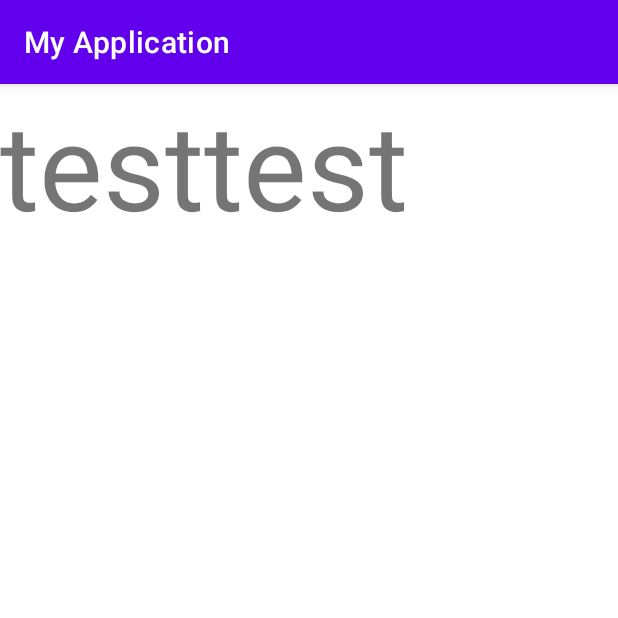
After one commit to 2023-CodewithDuksung/2023-CodeWithDS-19, an Android app: the PostActivity screen opened directly, with no data from a screen before it, on a phone screen of 412 x 824 dp, the top half of it. The commit adds this screen. Run offline under Robolectric (Android 15) with nearby library versions, the phone set to English and light mode, and no system bars.

Commit message:
플로팅버튼으로 PostActivity 호출

```diff
--- a/app/build.gradle
+++ b/app/build.gradle
@@ -44,6 +44,7 @@ dependencies {
     implementation 'com.naver.maps:map-sdk:3.13.0'
     implementation 'com.google.android.gms:play-services-location:17.0.0'
 
+    implementation 'com.google.android.material:material:1.2.0-alpha01'
     //view - cardView, circleImageView
     implementation 'androidx.cardview:cardview:1.0.0'
     implementation 'de.hdodenhof:circleimageview:3.1.0'
--- /dev/null
+++ b/app/src/main/java/com/example/myapplication/PostActivity.kt
@@ -0,0 +1,11 @@
+package com.example.myapplication
+
+import androidx.appcompat.app.AppCompatActivity
+import android.os.Bundle
+
+class PostActivity : AppCompatActivity() {
+    override fun onCreate(savedInstanceState: Bundle?) {
+        super.onCreate(savedInstanceState)
+        setContentView(R.layout.activity_post)
+    }
+}
--- /dev/null
+++ b/app/src/main/res/drawable/ic_add.xml
@@ -0,0 +1,5 @@
+<vector android:height="24dp" android:tint="#000000"
+    android:viewportHeight="24" android:viewportWidth="24"
+    android:width="24dp" xmlns:android="http://schemas.android.com/apk/res/android">
+    <path android:fillColor="@android:color/white" android:pathData="M19,13h-6v6h-2v-6H5v-2h6V5h2v6h6v2z"/>
+</vector>
--- /dev/null
+++ b/app/src/main/res/layout/activity_post.xml
@@ -0,0 +1,15 @@
+<?xml version="1.0" encoding="utf-8"?>
+<FrameLayout xmlns:android="http://schemas.android.com/apk/res/android"
+    xmlns:app="http://schemas.android.com/apk/res-auto"
+    xmlns:tools="http://schemas.android.com/tools"
+    android:layout_width="match_parent"
+    android:layout_height="match_parent"
+    tools:context=".PostActivity">
+
+    <TextView
+        android:layout_width="match_parent"
+        android:layout_height="match_parent"
+        android:text="testtest"
+        android:textSize="80dp"/>
+
+</FrameLayout>
```
Also changed, not shown: app/src/main/AndroidManifest.xml (+13 -10 lines), app/src/main/java/com/example/myapplication/ListFragment.kt (+19 -7 lines), app/src/main/java/com/example/myapplication/MainActivity.kt (+7 -2 lines), app/src/main/res/layout/activity_main.xml (+4 -3 lines), app/src/main/res/layout/fragment_list.xml (+13 -2 lines).
